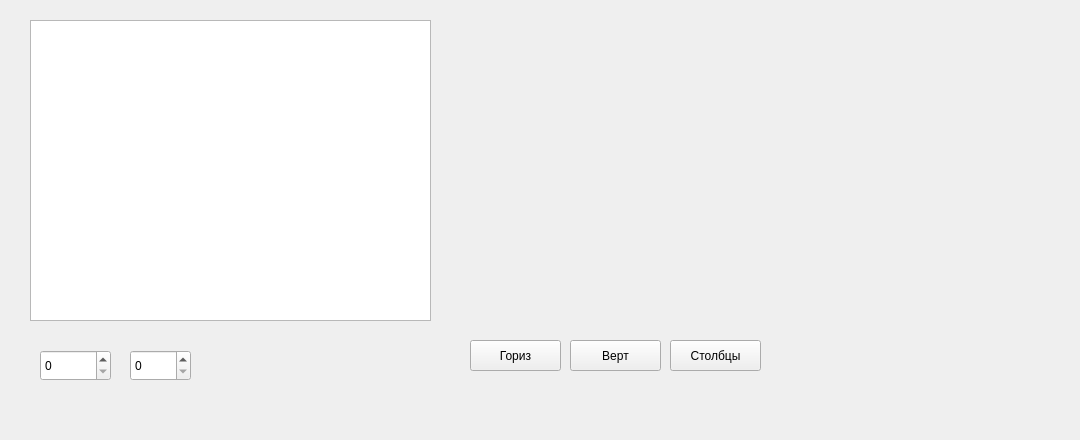
The window that TEST0136.ui (XOOIOOX/TEST-0136) describes before a commit, drawn with Qt 5.
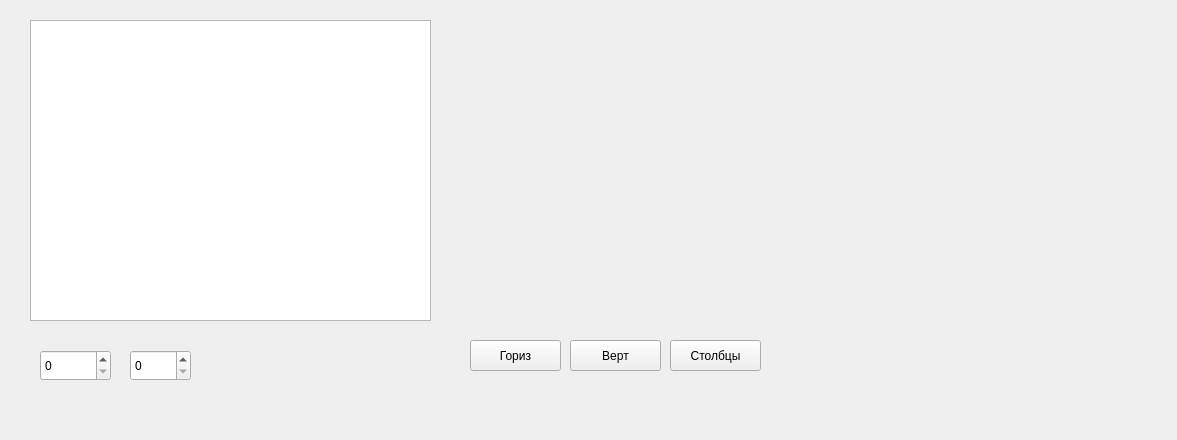
The same window after the commit.

Commit message: Точки на виджете для минимума и максимума

```diff
--- a/TEST0136.ui
+++ b/TEST0136.ui
@@ -6,7 +6,7 @@
    <rect>
     <x>0</x>
     <y>0</y>
-    <width>1080</width>
+    <width>1177</width>
     <height>440</height>
    </rect>
   </property>
@@ -16,18 +16,6 @@
     <verstretch>0</verstretch>
    </sizepolicy>
   </property>
-  <property name="minimumSize">
-   <size>
-    <width>1080</width>
-    <height>440</height>
-   </size>
-  </property>
-  <property name="maximumSize">
-   <size>
-    <width>1080</width>
-    <height>440</height>
-   </size>
-  </property>
   <property name="windowTitle">
    <string>TEST0136</string>
   </property>
```
Left out of the diff: 6 changed lines with no effect on the pictures. The commit also changes 2 other files.
